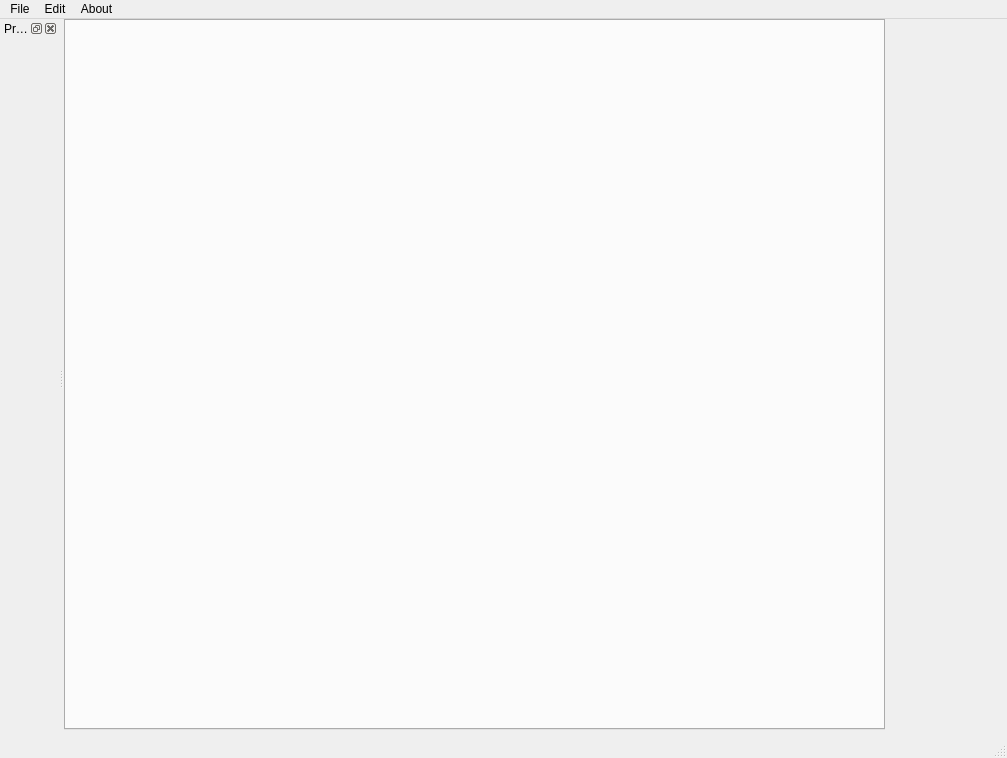
Qt form ui/MainWindow.ui (timbaker/ceed) before a commit.
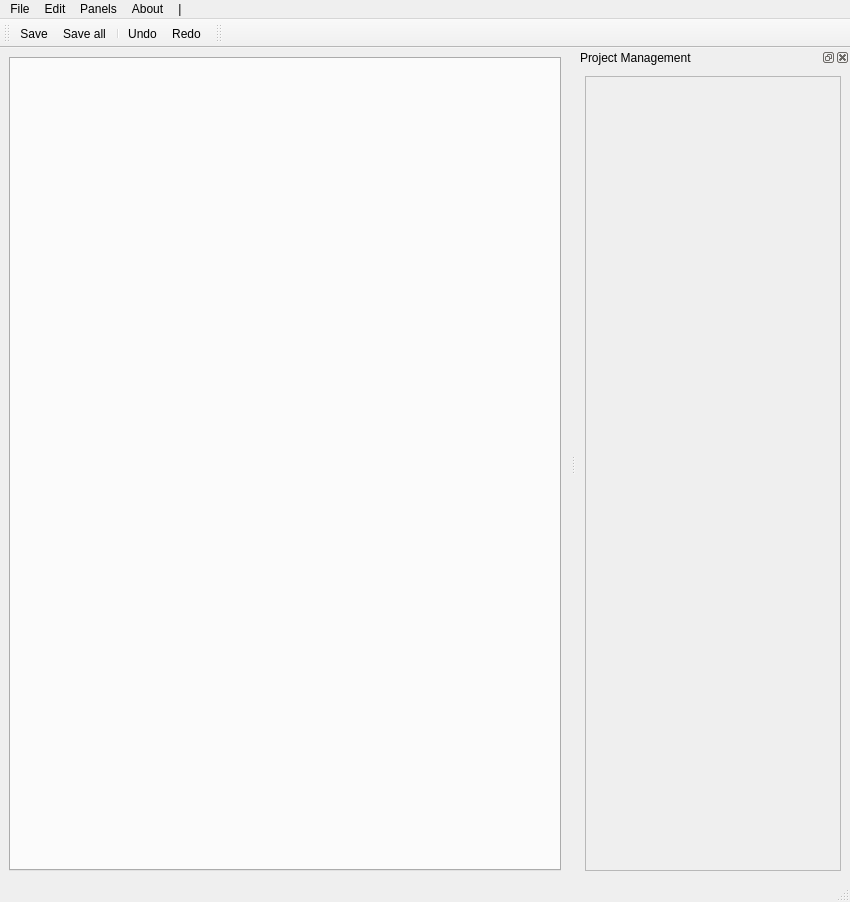
The same form after that commit. Icons and pictures are not drawn.

Commit message: ADD: testing data ADD: basics of project management MOD: UI refinements ADD: icons (taken from Oxygen project)

What changed in the file:
```diff
--- a/ui/MainWindow.ui
+++ b/ui/MainWindow.ui
@@ -6,8 +6,8 @@
    <rect>
     <x>0</x>
     <y>0</y>
-    <width>1007</width>
-    <height>758</height>
+    <width>850</width>
+    <height>902</height>
    </rect>
   </property>
   <property name="windowTitle">
@@ -20,50 +20,46 @@
      <verstretch>0</verstretch>
     </sizepolicy>
    </property>
-   <widget class="QTabWidget" name="tabs">
-    <property name="geometry">
-     <rect>
-      <x>0</x>
-      <y>0</y>
-      <width>821</width>
-      <height>711</height>
-     </rect>
-    </property>
-    <property name="tabPosition">
-     <enum>QTabWidget::North</enum>
-    </property>
-    <property name="tabShape">
-     <enum>QTabWidget::Rounded</enum>
-    </property>
-    <property name="currentIndex">
-     <number>-1</number>
-    </property>
-    <property name="iconSize">
-     <size>
-      <width>16</width>
-      <height>16</height>
-     </size>
-    </property>
-    <property name="usesScrollButtons">
-     <bool>true</bool>
-    </property>
-    <property name="documentMode">
-     <bool>false</bool>
-    </property>
-    <property name="tabsClosable">
-     <bool>true</bool>
-    </property>
-    <property name="movable">
-     <bool>true</bool>
-    </property>
-   </widget>
+   <layout class="QVBoxLayout" name="verticalLayout_3">
+    <item>
+     <widget class="QTabWidget" name="tabs">
+      <property name="tabPosition">
+       <enum>QTabWidget::North</enum>
+      </property>
+      <property name="tabShape">
+       <enum>QTabWidget::Rounded</enum>
+      </property>
+      <property name="currentIndex">
+       <number>-1</number>
+      </property>
+      <property name="iconSize">
+       <size>
+        <width>16</width>
+        <height>16</height>
+       </size>
+      </property>
+      <property name="usesScrollButtons">
+       <bool>true</bool>
+      </property>
+      <property name="documentMode">
+       <bool>false</bool>
+      </property>
+      <property name="tabsClosable">
+       <bool>true</bool>
+      </property>
+      <property name="movable">
+       <bool>true</bool>
+      </property>
+     </widget>
+    </item>
+   </layout>
   </widget>
   <widget class="QMenuBar" name="menubar">
    <property name="geometry">
     <rect>
      <x>0</x>
      <y>0</y>
-     <width>1007</width>
+     <width>850</width>
      <height>21</height>
     </rect>
    </property>
@@ -82,9 +78,22 @@
      <string>About</string>
     </property>
    </widget>
+   <widget class="QMenu" name="menu">
+    <property name="title">
+     <string>|</string>
+    </property>
+   </widget>
+   <widget class="QMenu" name="menuPanels">
+    <property name="title">
+     <string>Panels</string>
+    </property>
+    <addaction name="actionProjectManagementVisible"/>
+   </widget>
    <addaction name="menuFile"/>
    <addaction name="menuEdit"/>
+   <addaction name="menuPanels"/>
    <addaction name="menuAbout"/>
+   <addaction name="menu"/>
   </widget>
   <widget class="QStatusBar" name="statusbar"/>
   <widget class="QDockWidget" name="projectManagement">
@@ -92,10 +101,182 @@
     <string>Project Management</string>
    </property>
    <attribute name="dockWidgetArea">
-    <number>1</number>
+    <number>2</number>
    </attribute>
-   <widget class="QWidget" name="dockWidgetContents"/>
+   <widget class="QWidget" name="dockWidgetContents">
+    <layout class="QVBoxLayout" name="verticalLayout_2">
+     <item>
+      <widget class="QTreeWidget" name="projectFiles">
+       <property name="enabled">
+        <bool>false</bool>
+       </property>
+       <property name="animated">
+        <bool>true</bool>
+       </property>
+       <property name="wordWrap">
+        <bool>true</bool>
+       </property>
+       <property name="headerHidden">
+        <bool>true</bool>
+       </property>
+       <column>
+        <property name="text">
+         <string notr="true">1</string>
+        </property>
+       </column>
+      </widget>
+     </item>
+    </layout>
+   </widget>
   </widget>
+  <widget class="QToolBar" name="globalToolbar">
+   <property name="windowTitle">
+    <string>toolBar</string>
+   </property>
+   <property name="iconSize">
+    <size>
+     <width>32</width>
+     <height>32</height>
+    </size>
+   </property>
+   <attribute name="toolBarArea">
+    <enum>TopToolBarArea</enum>
+   </attribute>
+   <attribute name="toolBarBreak">
+    <bool>false</bool>
+   </attribute>
+   <addaction name="actionSave"/>
+   <addaction name="actionSaveAll"/>
+   <addaction name="separator"/>
+   <addaction name="actionUndo"/>
+   <addaction name="actionRedo"/>
+  </widget>
+  <widget class="QToolBar" name="tabbedEditorToolbar">
+   <property name="windowTitle">
+    <string>toolBar_2</string>
+   </property>
+   <attribute name="toolBarArea">
+    <enum>TopToolBarArea</enum>
+   </attribute>
+   <attribute name="toolBarBreak">
+    <bool>false</bool>
+   </attribute>
+  </widget>
+  <action name="actionQuit">
+   <property name="icon">
+    <iconset>
+     <normaloff>icons/actions/quit.png</normaloff>icons/actions/quit.png</iconset>
+   </property>
+   <property name="text">
+    <string>Quit</string>
+   </property>
+   <property name="shortcut">
+    <string>Ctrl+Q</string>
+   </property>
+  </action>
+  <action name="actionCloseProject">
+   <property name="icon">
+    <iconset>
+     <normaloff>icons/actions/close_project.png</normaloff>icons/actions/close_project.png</iconset>
+   </property>
+   <property name="text">
+    <string>Close project</string>
+   </property>
+  </action>
+  <action name="actionOpenProject">
+   <property name="icon">
+    <iconset>
+     <normaloff>icons/actions/open_project.png</normaloff>icons/actions/open_project.png</iconset>
+   </property>
+   <property name="text">
+    <string>Open project</string>
+   </property>
+  </action>
+  <action name="actionNewProject">
+   <property name="icon">
+    <iconset>
+     <normaloff>icons/actions/new_project.png</normaloff>icons/actions/new_project.png</iconset>
+   </property>
+   <property name="text">
+    <string>New project</string>
+   </property>
+  </action>
+  <action name="actionSave">
+   <property name="icon">
+    <iconset>
+     <normaloff>icons/actions/save.png</normaloff>icons/actions/save.png</iconset>
+   </property>
+   <property name="text">
+    <string>Save</string>
+   </property>
+   <property name="shortcut">
+    <string>Ctrl+S</string>
+   </property>
+  </action>
+  <action name="actionSaveAll">
+   <property name="icon">
+    <iconset>
+     <normaloff>icons/actions/save_all.png</normaloff>icons/actions/save_all.png</iconset>
+   </property>
+   <property name="text">
+    <string>Save all</string>
+   </property>
+   <property name="shortcut">
+    <string>Ctrl+Shift+S</string>
+   </property>
+  </action>
+  <action name="actionClose">
+   <property name="icon">
+    <iconset>
+     <normaloff>icons/actions/close.png</normaloff>icons/actions/close.png</iconset>
+   </property>
+   <property name="text">
+    <string>Close</string>
+   </property>
+  </action>
+  <action name="actionUndo">
+   <property name="icon">
+    <iconset>
+     <normaloff>icons/actions/undo.png</normaloff>icons/actions/undo.png</iconset>
+   </property>
+   <property name="text">
+    <string>Undo</string>
+   </property>
+   <property name="shortcut">
+    <string>Ctrl+Z</string>
+   </property>
+  </action>
+  <action name="actionRedo">
+   <property name="icon">
+    <iconset>
+     <normaloff>icons/actions/redo.png</normaloff>icons/actions/redo.png</iconset>
+   </property>
+   <property name="text">
+    <string>Redo</string>
+   </property>
+   <property name="shortcut">
+    <string>Ctrl+Y</string>
+   </property>
+  </action>
+  <action name="actionProjectManagementVisible">
+   <property name="checkable">
+    <bool>true</bool>
+   </property>
+   <property name="checked">
+    <bool>true</bool>
+   </property>
+   <property name="text">
+    <string>Project Management</string>
+   </property>
+   <property name="shortcut">
+    <string>Ctrl+P</string>
+   </property>
+  </action>
+  <action name="actionNoRecentProjects">
+   <property name="text">
+    <string>&lt;no recent projects&gt;</string>
+   </property>
+  </action>
  </widget>
  <resources/>
  <connections/>
```
Left out of the diff: 74 changed lines with no effect on the pictures. The commit also changes 25 other files.
